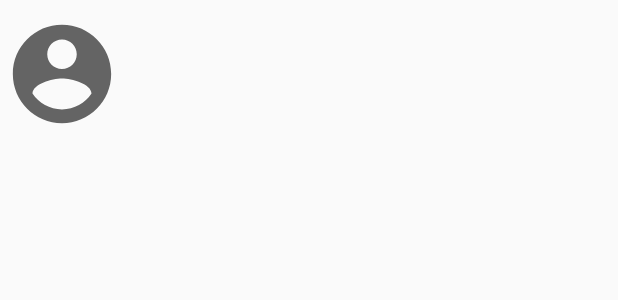
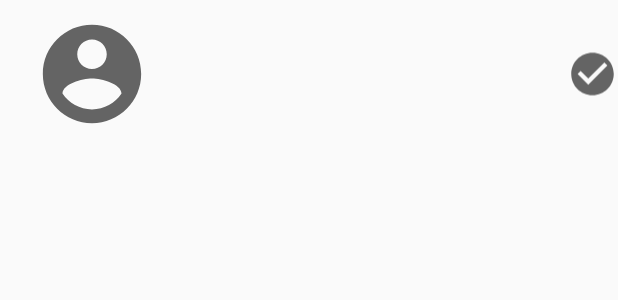
Before and after one commit to micheleantonazzi/ARGame, an Android app: the layout list_item_friend_layout.xml on its own in the app's theme, with its tools: preview values and no code run, on a phone screen of 412 x 824 dp. Shown: the top 300 px of the screen. Run offline under Robolectric (Android 15) with nearby library versions, the phone set to English and light mode, and no system bars.

Commit message:
FriendsListAdapter.java.java: added item selection

```diff
--- a/code/android-native/app/src/main/java/com/argame/activities/main/fragments/fragment_friends/FragmentFriends.java
+++ b/code/android-native/app/src/main/java/com/argame/activities/main/fragments/fragment_friends/FragmentFriends.java
@@ -16,6 +16,7 @@ import android.view.ViewGroup;
 
 import com.argame.R;
 import com.argame.model.Database;
+import com.argame.model.FriendsListAdapter;
 import com.argame.model.data_structures.user_data.ListenerUserUpdate;
 import com.argame.model.data_structures.user_data.UserInterface;
 
--- /dev/null
+++ b/code/android-native/app/src/main/res/drawable/icon_check_circle_24.xml
@@ -0,0 +1,10 @@
+<vector xmlns:android="http://schemas.android.com/apk/res/android"
+    android:width="24dp"
+    android:height="24dp"
+    android:viewportWidth="24"
+    android:viewportHeight="24"
+    android:tint="?attr/colorControlNormal">
+  <path
+      android:fillColor="@android:color/white"
+      android:pathData="M12,2C6.48,2 2,6.48 2,12s4.48,10 10,10 10,-4.48 10,-10S17.52,2 12,2zM10,17l-5,-5 1.41,-1.41L10,14.17l7.59,-7.59L19,8l-9,9z"/>
+</vector>
--- a/code/android-native/app/src/main/res/layout/list_item_friend_layout.xml
+++ b/code/android-native/app/src/main/res/layout/list_item_friend_layout.xml
@@ -9,17 +9,17 @@
 
     <ImageView
         android:id="@+id/image_view_friend_list"
-        android:layout_width="match_parent"
+        android:layout_width="wrap_content"
         android:layout_height="match_parent"
-        android:layout_weight="12"
+        android:layout_weight="30"
         android:contentDescription="@string/image_view_friend_profile_image_description"
         app:srcCompat="@drawable/icon_account_circle_24" />
 
     <LinearLayout
-        android:layout_width="match_parent"
+        android:layout_width="wrap_content"
         android:layout_height="match_parent"
         android:layout_margin="20dp"
-        android:layout_weight="3"
+        android:layout_weight="65"
         android:orientation="vertical">
 
         <TextView
@@ -31,5 +31,13 @@
             android:id="@+id/text_view_friend_complete_name"
             android:layout_width="match_parent"
             android:layout_height="wrap_content" />
+
     </LinearLayout>
+
+    <ImageView
+        android:id="@+id/image_view_selected"
+        android:layout_width="wrap_content"
+        android:layout_height="match_parent"
+        app:srcCompat="@drawable/icon_check_circle_24"
+        android:layout_weight="3" />
 </LinearLayout>
```
Also changed, not shown: code/android-native/app/src/main/java/com/argame/activities/main/fragments/fragment_games/FragmentGames.java (+1 -6 lines), code/android-native/app/src/main/java/com/argame/model/FriendsListAdapter.java (renamed from code/android-native/app/src/main/java/com/argame/activities/main/fragments/fragment_friends/FriendsListAdapter.java, +29 -2 lines).
